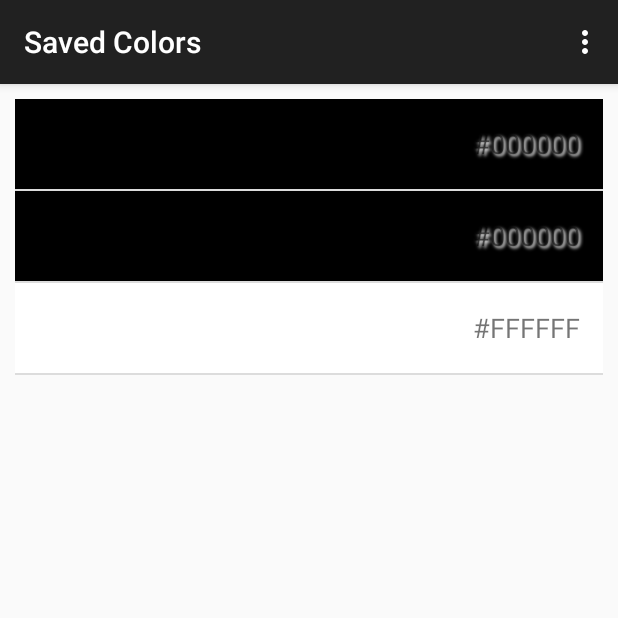
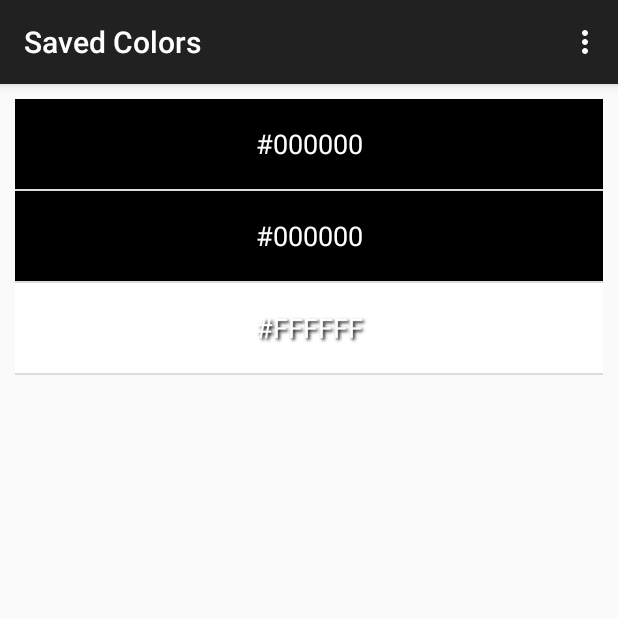
Before and after one commit to KevinMulkearn/SiteColorGrabber, an Android app: the WebPageActivity screen opened directly, with no data from a screen before it, in the options menu, after a tap on "Saved Colors", on a phone screen of 412 x 824 dp, the top half of it. Run offline under Robolectric (Android 15) with nearby library versions, the phone set to English and light mode, and no system bars.

Commit message:
webview loading sequence changed.

```diff
--- a/app/src/main/java/com/mulkearn/kevin/sitecolorgrabber/WebPageActivity.java
+++ b/app/src/main/java/com/mulkearn/kevin/sitecolorgrabber/WebPageActivity.java
@@ -93,6 +93,7 @@ public class WebPageActivity extends AppCompatActivity {
                     t1.cancel();
                 }
                 Toast.makeText(WebPageActivity.this, "Finished Loading", Toast.LENGTH_SHORT).show();
+                websiteView.setVisibility(View.VISIBLE);
                 getColor();
             }
         });
@@ -202,4 +203,8 @@ public class WebPageActivity extends AppCompatActivity {
         dbHandler.addColor(color);
         Toast.makeText(WebPageActivity.this, item + " Saved", Toast.LENGTH_SHORT).show();
     }
+
+    public void bufferClick(View view) {
+        //Do nothing
+    }
 }
--- a/app/src/main/res/layout/custom_row.xml
+++ b/app/src/main/res/layout/custom_row.xml
@@ -8,9 +8,10 @@
         android:layout_width="wrap_content"
         android:layout_height="60dp"
         android:layout_weight="1"
-        android:gravity="right|center_vertical"
+        android:gravity="center_horizontal|center_vertical"
         android:padding="15dp"
-        android:shadowColor="@android:color/white"
+        android:textColor="#FFFFFF"
+        android:shadowColor="#000000"
         android:shadowDx="2"
         android:shadowDy="2"
         android:shadowRadius="2"
```
Also changed, not shown: app/src/main/res/layout/activity_web_page.xml (+6 -4 lines).
